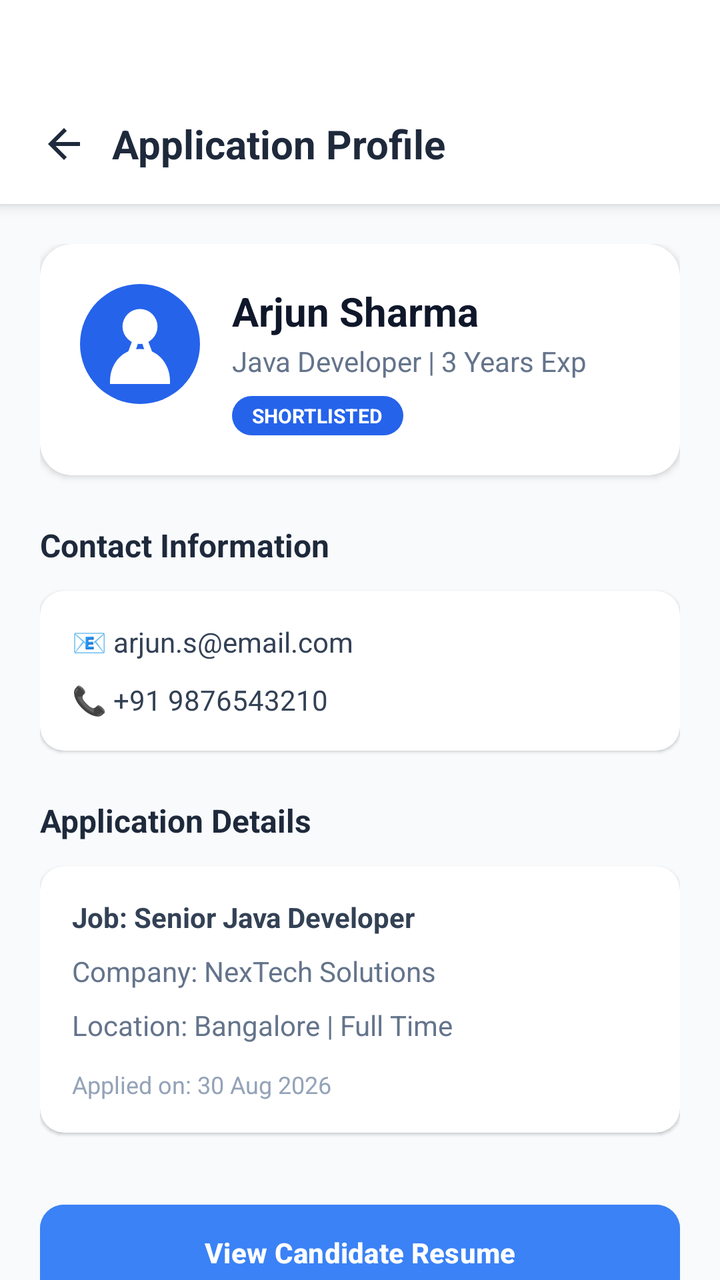
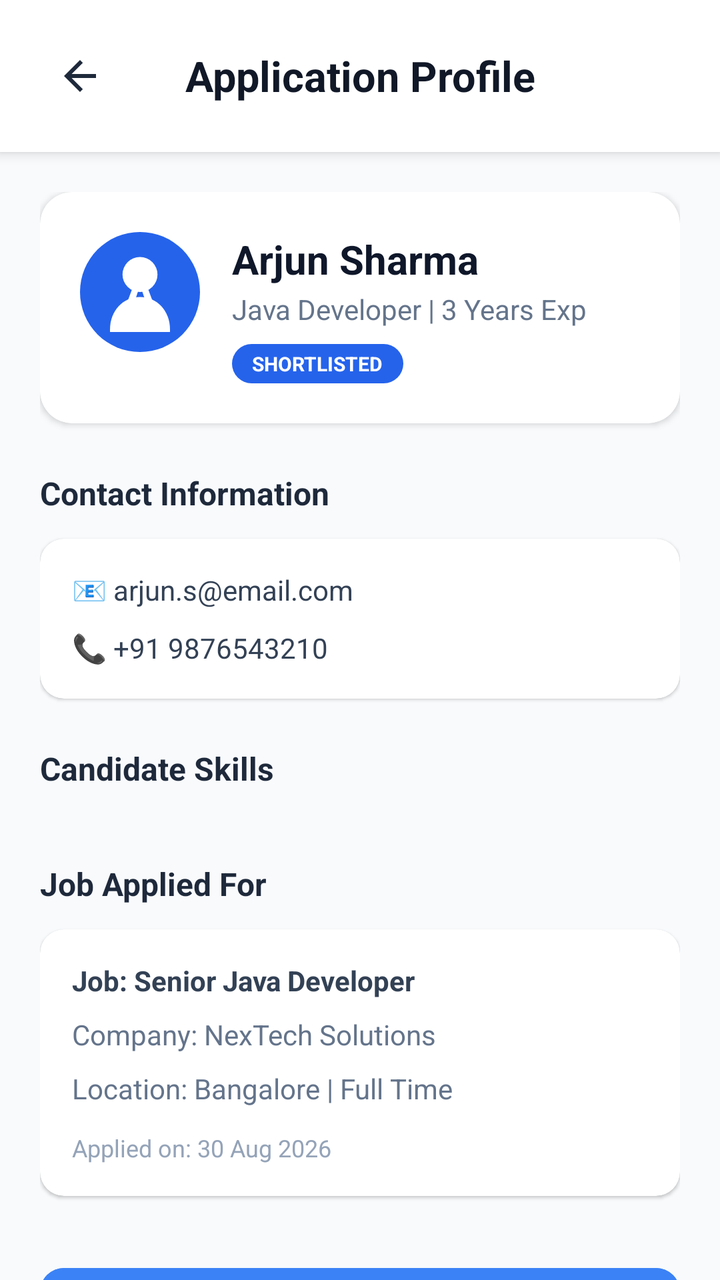

An Android layout rendered at two revisions. The XML below is the earlier revision; the diff shows what the commit changed to produce the second picture.
<!-- AndroidManifest.xml: application theme Theme.CloudHire -->
<!-- res/layout/activity_admin_application_details.xml -->
<?xml version="1.0" encoding="utf-8"?>
<LinearLayout xmlns:android="http://schemas.android.com/apk/res/android"
    xmlns:app="http://schemas.android.com/apk/res-auto"
    android:layout_width="match_parent"
    android:layout_height="match_parent"
    android:background="#F8FAFC"
    android:fitsSystemWindows="true"
    android:orientation="vertical">

    
    <LinearLayout
        android:layout_width="match_parent"
        android:layout_height="102dp"
        android:background="@android:color/white"
        android:elevation="4dp"
        android:gravity="center_vertical"
        android:orientation="horizontal"
        android:paddingStart="8dp"
        android:paddingTop="42dp"
        android:paddingEnd="16dp">

        <ImageButton
            android:id="@+id/btnBack"
            android:layout_width="48dp"
            android:layout_height="48dp"
            android:background="?attr/selectableItemBackgroundBorderless"
            android:contentDescription="Back"
            android:padding="12dp"
            android:src="@drawable/ic_arrow_back"
            app:tint="#1E293B" />

        <TextView
            android:layout_width="0dp"
            android:layout_height="wrap_content"
            android:layout_weight="1"
            android:text="Application Profile"
            android:textColor="#1E293B"
            android:textSize="20sp"
            android:textStyle="bold" />
    </LinearLayout>

    <androidx.core.widget.NestedScrollView
        android:layout_width="match_parent"
        android:layout_height="match_parent"
        android:fillViewport="true">

        <LinearLayout
            android:layout_width="match_parent"
            android:layout_height="wrap_content"
            android:orientation="vertical"
            android:padding="20dp">

            
            <androidx.cardview.widget.CardView
                android:layout_width="match_parent"
                android:layout_height="wrap_content"
                app:cardCornerRadius="16dp"
                app:cardElevation="2dp">

                <LinearLayout
                    android:layout_width="match_parent"
                    android:layout_height="wrap_content"
                    android:orientation="horizontal"
                    android:padding="20dp">

                    <TextView
                        android:id="@+id/txtInitial"
                        android:layout_width="60dp"
                        android:layout_height="60dp"
                        android:background="@drawable/recruiter_dashboard_avatar"
                        android:gravity="center"
                        android:text="A"
                        android:textColor="@android:color/white"
                        android:textSize="24sp"
                        android:textStyle="bold" />

                    <LinearLayout
                        android:layout_width="0dp"
                        android:layout_height="wrap_content"
                        android:layout_weight="1"
                        android:layout_marginStart="16dp"
                        android:orientation="vertical">

                        <TextView
                            android:id="@+id/txtCandidateName"
                            android:layout_width="match_parent"
                            android:layout_height="wrap_content"
                            android:text="Arjun Sharma"
                            android:textColor="#0F172A"
                            android:textSize="20sp"
                            android:textStyle="bold" />

                        <TextView
                            android:id="@+id/txtProfessionalTitle"
                            android:layout_width="match_parent"
                            android:layout_height="wrap_content"
                            android:layout_marginTop="2dp"
                            android:text="Java Developer | 3 Years Exp"
                            android:textColor="#64748B"
                            android:textSize="14sp" />

                        <TextView
                            android:id="@+id/txtStatusBadge"
                            android:layout_width="wrap_content"
                            android:layout_height="wrap_content"
                            android:layout_marginTop="8dp"
                            android:background="@drawable/bg_filter_active"
                            android:paddingStart="10dp"
                            android:paddingEnd="10dp"
                            android:paddingTop="3dp"
                            android:paddingBottom="3dp"
                            android:text="SHORTLISTED"
                            android:textColor="@android:color/white"
                            android:textSize="10sp"
                            android:textStyle="bold" />
                    </LinearLayout>
                </LinearLayout>
            </androidx.cardview.widget.CardView>

            
            <TextView
                android:layout_width="match_parent"
                android:layout_height="wrap_content"
                android:layout_marginTop="24dp"
                android:text="Contact Information"
                android:textColor="#1E293B"
                android:textSize="16sp"
                android:textStyle="bold" />

            <androidx.cardview.widget.CardView
                android:layout_width="match_parent"
                android:layout_height="wrap_content"
                android:layout_marginTop="12dp"
                app:cardCornerRadius="12dp"
                app:cardElevation="1dp">

                <LinearLayout
                    android:layout_width="match_parent"
                    android:layout_height="wrap_content"
                    android:orientation="vertical"
                    android:padding="16dp">

                    <TextView
                        android:id="@+id/txtEmail"
                        android:layout_width="match_parent"
                        android:layout_height="wrap_content"
                        android:text="📧 arjun.s@email.com"
                        android:textColor="#334155"
                        android:textSize="14sp" />

                    <TextView
                        android:id="@+id/txtPhone"
                        android:layout_width="match_parent"
                        android:layout_height="wrap_content"
                        android:layout_marginTop="10dp"
                        android:text="📞 +91 9876543210"
                        android:textColor="#334155"
                        android:textSize="14sp" />
                </LinearLayout>
            </androidx.cardview.widget.CardView>

            
            <TextView
                android:layout_width="match_parent"
                android:layout_height="wrap_content"
                android:layout_marginTop="24dp"
                android:text="Application Details"
                android:textColor="#1E293B"
                android:textSize="16sp"
                android:textStyle="bold" />

            <androidx.cardview.widget.CardView
                android:layout_width="match_parent"
                android:layout_height="wrap_content"
                android:layout_marginTop="12dp"
                app:cardCornerRadius="12dp"
                app:cardElevation="1dp">

                <LinearLayout
                    android:layout_width="match_parent"
                    android:layout_height="wrap_content"
                    android:orientation="vertical"
                    android:padding="16dp">

                    <TextView
                        android:id="@+id/txtJobTitle"
                        android:layout_width="match_parent"
                        android:layout_height="wrap_content"
                        android:text="Job: Senior Java Developer"
                        android:textColor="#334155"
                        android:textSize="14sp"
                        android:textStyle="bold" />

                    <TextView
                        android:id="@+id/txtCompany"
                        android:layout_width="match_parent"
                        android:layout_height="wrap_content"
                        android:layout_marginTop="8dp"
                        android:text="Company: NexTech Solutions"
                        android:textColor="#64748B"
                        android:textSize="14sp" />

                    <TextView
                        android:id="@+id/txtLocationType"
                        android:layout_width="match_parent"
                        android:layout_height="wrap_content"
                        android:layout_marginTop="8dp"
                        android:text="Location: Bangalore | Full Time"
                        android:textColor="#64748B"
                        android:textSize="14sp" />

                    <TextView
                        android:id="@+id/txtDates"
                        android:layout_width="match_parent"
                        android:layout_height="wrap_content"
                        android:layout_marginTop="12dp"
                        android:text="Applied on: 30 Aug 2026"
                        android:textColor="#94A3B8"
                        android:textSize="12sp" />
                </LinearLayout>
            </androidx.cardview.widget.CardView>

            
            <Button
                android:id="@+id/btnViewResume"
                android:layout_width="match_parent"
                android:layout_height="56dp"
                android:layout_marginTop="32dp"
                android:backgroundTint="#3B82F6"
                android:text="View Candidate Resume"
                android:textAllCaps="false"
                android:textColor="@android:color/white"
                android:textStyle="bold"
                app:cornerRadius="12dp" />

            <View
                android:layout_width="match_parent"
                android:layout_height="40dp" />

        </LinearLayout>
    </androidx.core.widget.NestedScrollView>
</LinearLayout>
<!-- resources referenced by this layout -->
<resources>
  <!-- drawable bg_filter_active (drawable) -->
  <?xml version="1.0" encoding="utf-8"?>
  <shape xmlns:android="http://schemas.android.com/apk/res/android">
  
      <solid android:color="#2563EB" />
  
      <corners android:radius="20dp" />
  
  </shape>
  <!-- drawable ic_arrow_back (drawable) -->
  <?xml version="1.0" encoding="utf-8"?>
  <vector
      xmlns:android="http://schemas.android.com/apk/res/android"
      android:width="24dp"
      android:height="24dp"
      android:viewportWidth="24"
      android:viewportHeight="24">
  
      <path
          android:fillColor="#1E3A8A"
          android:pathData="M20,11H7.83l5.59,-5.59L12,4l-8,8 8,8 1.41,-1.41L7.83,13H20v-2z" />
  
  </vector>
  <!-- drawable recruiter_dashboard_avatar (drawable) -->
  <?xml version="1.0" encoding="utf-8"?>
  <vector xmlns:android="http://schemas.android.com/apk/res/android"
      android:width="48dp"
      android:height="48dp"
      android:viewportWidth="48"
      android:viewportHeight="48">
  
      
      <path
          android:fillColor="#2563EB"
          android:pathData="M24,0A24,24 0,1 0,24,48A24,24 0,1 0,24,0" />
  
      
      <path
          android:fillColor="#FFFFFF"
          android:pathData="M24,10A7,7 0,1 0,24,24A7,7 0,1 0,24,10" />
  
      
      <path
          android:fillColor="#FFFFFF"
          android:pathData="M12,39C12,31.3 17.4,26 24,26C30.6,26 36,31.3 36,39L36,40L12,40Z" />
  
  </vector>
  <style name="Theme.CloudHire" parent="Base.Theme.CloudHire" />
  <style name="Base.Theme.CloudHire" parent="Theme.Material3.DayNight.NoActionBar">
          
          
      </style>
</resources>

<!-- the commit's change to res/layout/activity_admin_application_details.xml (unified diff, before → after) -->
@@ -8,35 +8,42 @@
     android:orientation="vertical">
 
     
+
     <LinearLayout
         android:layout_width="match_parent"
-        android:layout_height="102dp"
-        android:background="@android:color/white"
-        android:elevation="4dp"
+        android:layout_height="76dp"
+        android:orientation="horizontal"
         android:gravity="center_vertical"
-        android:orientation="horizontal"
-        android:paddingStart="8dp"
-        android:paddingTop="42dp"
-        android:paddingEnd="16dp">
+        android:paddingStart="16dp"
+        android:paddingEnd="16dp"
+        android:background="#FFFFFF"
+        android:elevation="4dp">
 
         <ImageButton
             android:id="@+id/btnBack"
             android:layout_width="48dp"
             android:layout_height="48dp"
-            android:background="?attr/selectableItemBackgroundBorderless"
+            android:background="@android:color/transparent"
+            android:src="@drawable/ic_arrow_back"
+            android:padding="12dp"
             android:contentDescription="Back"
-            android:padding="12dp"
-            android:src="@drawable/ic_arrow_back"
             app:tint="#1E293B" />
 
         <TextView
             android:layout_width="0dp"
             android:layout_height="wrap_content"
             android:layout_weight="1"
+            android:gravity="center"
             android:text="Application Profile"
-            android:textColor="#1E293B"
-            android:textSize="20sp"
+            android:textColor="#111827"
+            android:textSize="21sp"
             android:textStyle="bold" />
+
+        
+        <View
+            android:layout_width="48dp"
+            android:layout_height="48dp" />
+
     </LinearLayout>
 
     <androidx.core.widget.NestedScrollView
@@ -164,7 +171,24 @@
                 android:layout_width="match_parent"
                 android:layout_height="wrap_content"
                 android:layout_marginTop="24dp"
-                android:text="Application Details"
+                android:text="Candidate Skills"
+                android:textColor="#1E293B"
+                android:textSize="16sp"
+                android:textStyle="bold" />
+
+            <LinearLayout
+                android:id="@+id/skillsContainer"
+                android:layout_width="match_parent"
+                android:layout_height="wrap_content"
+                android:layout_marginTop="12dp"
+                android:orientation="horizontal" />
+
+            
+            <TextView
+                android:layout_width="match_parent"
+                android:layout_height="wrap_content"
+                android:layout_marginTop="24dp"
+                android:text="Job Applied For"
                 android:textColor="#1E293B"
                 android:textSize="16sp"
                 android:textStyle="bold" />
